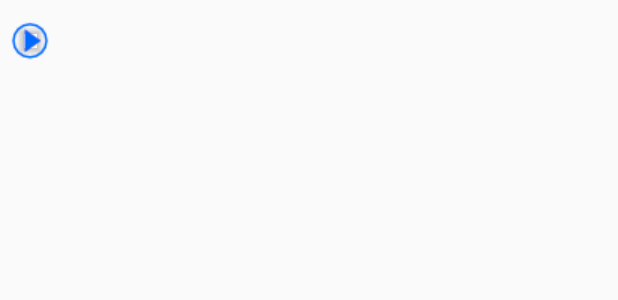
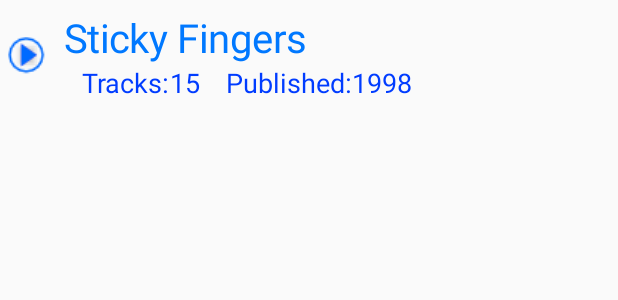
Before and after one commit to bswanson58/AndroidNoise, an Android app: the layout album_list_item.xml on its own in the app's theme, with its tools: preview values and no code run, on a phone screen of 412 x 824 dp. Shown: the top 300 px of the screen. Run offline under Robolectric (Android 15) with nearby library versions, the phone set to English and light mode, and no system bars.

Commit message:
Added the track count and published year to the album list view.

```diff
--- a/AndroidNoise/src/main/java/com/SecretSquirrel/AndroidNoise/activities/AlbumListFragment.java
+++ b/AndroidNoise/src/main/java/com/SecretSquirrel/AndroidNoise/activities/AlbumListFragment.java
@@ -167,7 +167,10 @@ public class AlbumListFragment extends Fragment
 
 		private class ViewHolder {
 			public Button       PlayButton;
-			public TextView     NameTextView;
+			public TextView     TitleTextView;
+			public TextView     TrackCountTextView;
+			public TextView     PublishedTextView;
+			public TextView     PublishedHeaderTextView;
 		}
 
 		public AlbumAdapter( Context context, ArrayList<Album> albumList ) {
@@ -188,7 +191,10 @@ public class AlbumListFragment extends Fragment
 
 				if( retValue != null ) {
 					views = new ViewHolder();
-					views.NameTextView = (TextView)retValue.findViewById( R.id.album_list_item_name );
+					views.TitleTextView = (TextView)retValue.findViewById( R.id.ali_title );
+					views.TrackCountTextView = (TextView)retValue.findViewById( R.id.ali_track_count );
+					views.PublishedTextView = (TextView)retValue.findViewById( R.id.ali_published );
+					views.PublishedHeaderTextView = (TextView)retValue.findViewById( R.id.ali_published_header );
 					views.PlayButton = (Button)retValue.findViewById( R.id.play_button );
 
 					views.PlayButton.setOnClickListener( new View.OnClickListener() {
@@ -213,8 +219,18 @@ public class AlbumListFragment extends Fragment
 			   ( position < mAlbumList.size())) {
 				Album      album = mAlbumList.get( position );
 
-				views.NameTextView.setText( album.getName());
 				views.PlayButton.setTag( album );
+				views.TitleTextView.setText( album.getName());
+				views.TrackCountTextView.setText( String.format( " %d", album.getTrackCount()));
+				if( album.getPublishedYear() > 1000 ) {
+					views.PublishedTextView.setText( String.format( " %d", album.getPublishedYear()));
+					views.PublishedTextView.setVisibility( View.VISIBLE );
+					views.PublishedHeaderTextView.setVisibility( View.VISIBLE );
+				}
+				else {
+					views.PublishedTextView.setVisibility( View.INVISIBLE );
+					views.PublishedHeaderTextView.setVisibility( View.INVISIBLE );
+				}
 			}
 
 			return( retValue );
--- a/AndroidNoise/src/main/res/layout/album_list_item.xml
+++ b/AndroidNoise/src/main/res/layout/album_list_item.xml
@@ -1,28 +1,60 @@
 <?xml version="1.0" encoding="utf-8"?>
 
-<LinearLayout xmlns:android="http://schemas.android.com/apk/res/android"
-              android:layout_width="fill_parent"
-              android:layout_height="wrap_content"
-              android:descendantFocusability="blocksDescendants"
-              android:orientation="horizontal">
+<RelativeLayout xmlns:android="http://schemas.android.com/apk/res/android"
+                android:orientation="horizontal"
+                android:layout_width="match_parent"
+                android:layout_height="wrap_content"
+                android:paddingTop="@dimen/noise_base_padding"
+                android:paddingBottom="@dimen/noise_base_padding"
+                android:descendantFocusability="blocksDescendants">
 
     <Button
         android:id="@+id/play_button"
-        android:layout_width="40dp"
-        android:layout_height="40dp"
-        android:layout_marginTop="@dimen/noise_base_padding"
-        android:layout_marginBottom="@dimen/noise_base_padding"
-        android:layout_gravity="center_vertical"
+        android:layout_width="35dp"
+        android:layout_height="35dp"
+        android:layout_marginRight="@dimen/noise_base_padding"
+        android:layout_centerVertical="true"
         style="@style/PlayButtonStyle"/>
 
     <com.SecretSquirrel.AndroidNoise.views.AutoFitTextView
-        android:id="@+id/album_list_item_name"
+        android:id="@+id/ali_title"
         android:layout_height="wrap_content"
         android:layout_width="fill_parent"
-        android:textSize="@dimen/list_item_title_textSize"
-        android:gravity="left|top"
-        android:layout_gravity="center_vertical"
-        style="@style/TitleText"
-        android:layout_marginLeft="@dimen/noise_base_padding"/>
+        android:layout_toRightOf="@+id/play_button"
+        android:text="Sticky Fingers"
+        style="@style/TitleText"/>
 
-</LinearLayout>
+    <LinearLayout
+        android:layout_height="wrap_content"
+        android:layout_width="wrap_content"
+        android:layout_toRightOf="@+id/play_button"
+        android:layout_below="@+id/ali_title"
+        android:layout_marginLeft="@dimen/noise_sub_item_indent">
+
+        <TextView
+            android:layout_height="wrap_content"
+            android:layout_width="wrap_content"
+            android:text="@string/ali_track_count_title"
+            style="@style/SubTitleText"/>
+        <TextView
+            android:id="@+id/ali_track_count"
+            android:layout_height="wrap_content"
+            android:layout_width="wrap_content"
+            android:text="15"
+            style="@style/SubTitleText"/>
+        <TextView
+            android:id="@+id/ali_published_header"
+            android:layout_height="wrap_content"
+            android:layout_width="wrap_content"
+            android:layout_marginLeft="17dp"
+            android:text="@string/ali_published_title"
+            style="@style/SubTitleText"/>
+        <TextView
+            android:id="@+id/ali_published"
+            android:layout_height="wrap_content"
+            android:layout_width="wrap_content"
+            android:text="1998"
+            style="@style/SubTitleText"/>
+        </LinearLayout>
+
+</RelativeLayout>
--- a/AndroidNoise/src/main/res/values/strings.xml
+++ b/AndroidNoise/src/main/res/values/strings.xml
@@ -31,6 +31,8 @@
     <string name="sl_searching_title">Searching for Noise Systems…</string>
     <string name="ql_empty_list">Play Something!</string>
     <string name="sl_empty_list">Enter some search terms...</string>
+    <string name="ali_track_count_title">Tracks:</string>
+    <string name="ali_published_title">Published:</string>
 
     <string name="action_play_album">Play Album</string>
 </resources>
```
